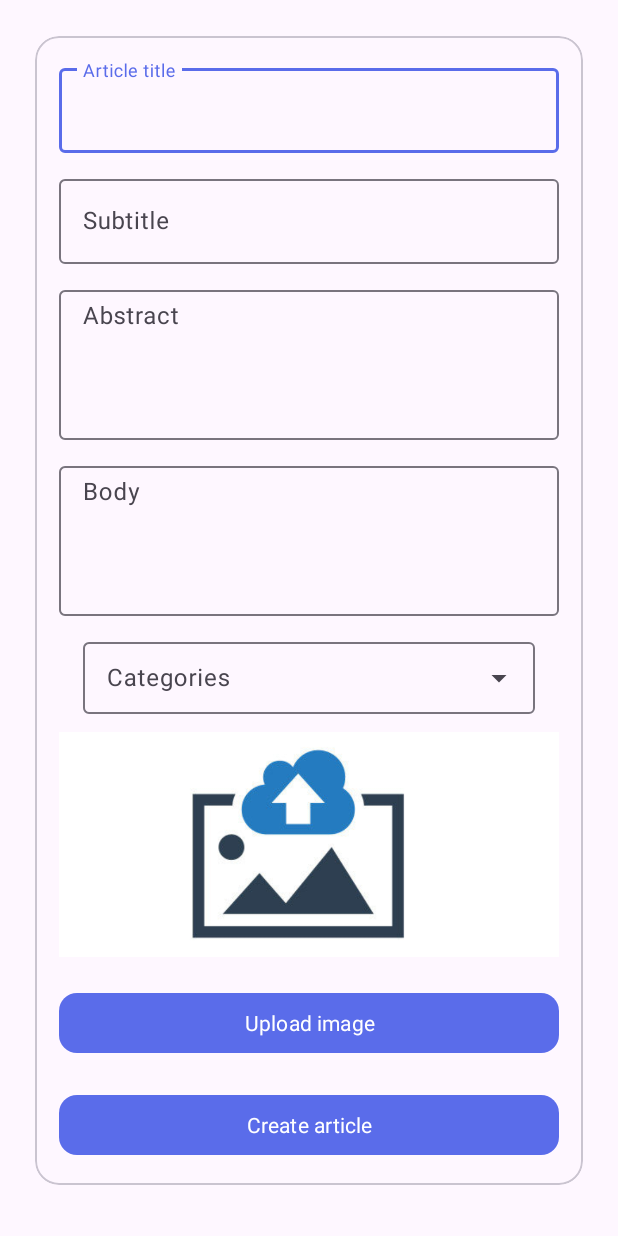
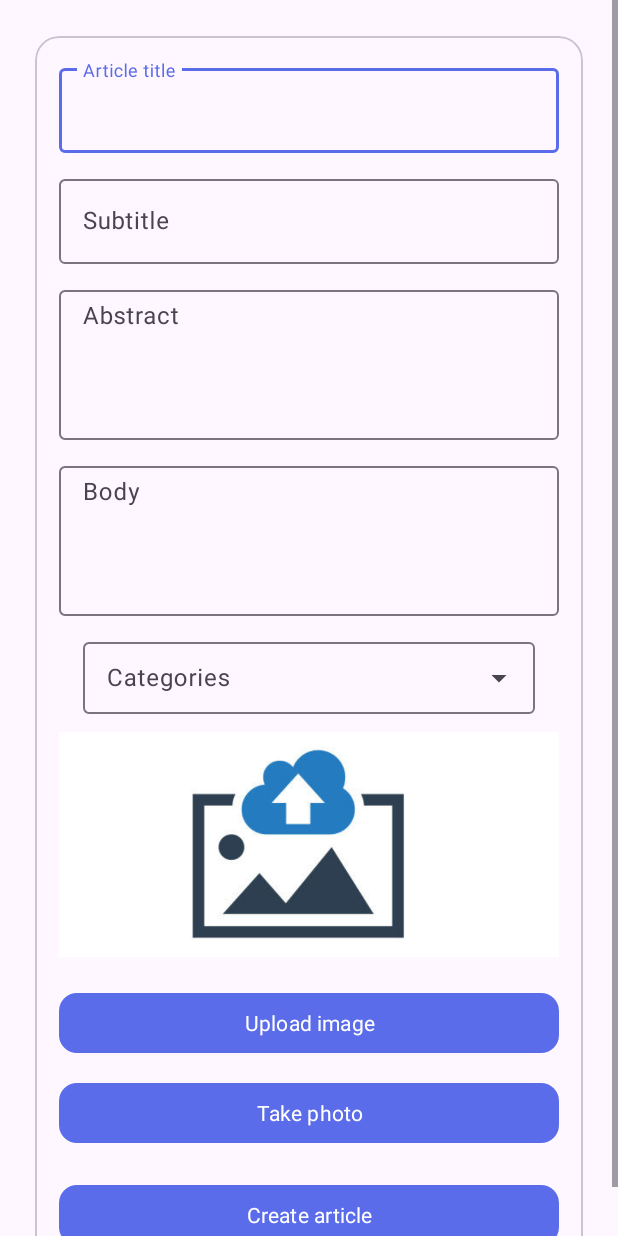
Before and after one commit to anjo2057/testforandriod, an Android app: the layout create_article_form.xml on its own in the app's theme, with its tools: preview values and no code run, on a phone screen of 412 x 824 dp. Run offline under Robolectric (Android 15) with nearby library versions, the phone set to English and light mode, and no system bars.

Commit message:
kamera funkar

```diff
--- a/app/src/main/res/layout/create_article_form.xml
+++ b/app/src/main/res/layout/create_article_form.xml
@@ -1,5 +1,5 @@
 <?xml version="1.0" encoding="utf-8"?>
-<RelativeLayout xmlns:android="http://schemas.android.com/apk/res/android"
+<ScrollView  xmlns:android="http://schemas.android.com/apk/res/android"
     android:layout_width="match_parent"
     android:layout_height="match_parent"
     xmlns:app="http://schemas.android.com/apk/res-auto">
@@ -128,6 +128,15 @@
 <!--            app:icon="@drawable/ic_upload"-->
 
             <com.google.android.material.button.MaterialButton
+                android:id="@+id/btnCamera"
+                android:layout_width="match_parent"
+                android:layout_height="48dp"
+                android:text="Take photo"
+                android:layout_marginTop="12dp"
+                app:iconGravity="textStart"
+                app:cornerRadius="12dp"/>
+
+            <com.google.android.material.button.MaterialButton
                 android:id="@+id/btnCreate"
                 android:layout_width="match_parent"
                 android:layout_height="48dp"
@@ -139,4 +148,4 @@
         </LinearLayout>
     </com.google.android.material.card.MaterialCardView>
 
-</RelativeLayout>
+</ScrollView>
--- /dev/null
+++ b/app/src/main/res/xml/file_paths.xml
@@ -0,0 +1,4 @@
+<?xml version="1.0" encoding="utf-8"?>
+<paths xmlns:android="http://schemas.android.com/apk/res/android">
+    <cache-path name="cache" path="." />
+</paths>
```
Also changed, not shown: app/src/main/AndroidManifest.xml (+14 -0 lines), app/src/main/java/com/example/testingand/CreateArticleActivity.java (+52 -0 lines).
